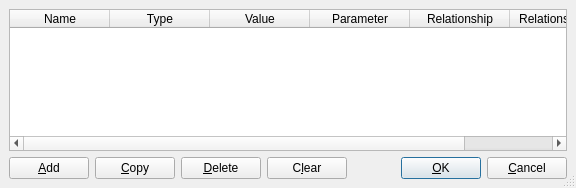
Before: the Qt Designer form scribus/ui/pageitemattributes.ui in scribusproject/scribus, drawn with Qt 5.
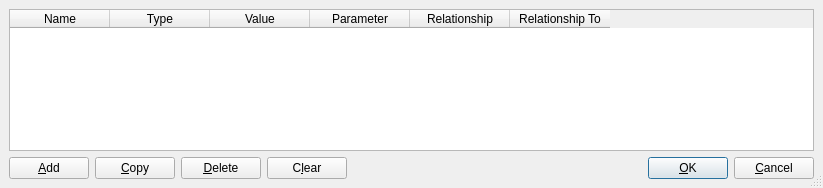
After: the same form once the commit is applied. Custom widgets are drawn as their Qt base class.

Commit message: #16894: PageItem Attributes dialog too small by default <pmjdebruijn>

What changed in the file:
```diff
--- a/scribus/ui/pageitemattributes.ui
+++ b/scribus/ui/pageitemattributes.ui
@@ -6,7 +6,7 @@
    <rect>
     <x>0</x>
     <y>0</y>
-    <width>576</width>
+    <width>823</width>
     <height>188</height>
    </rect>
   </property>
```
The commit also changes 1 other file.
